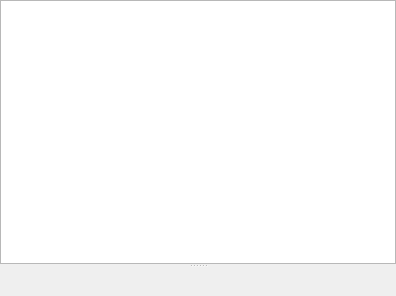
Above: src/ui/commandedit.ui from hluk/CopyQ before the change. Below: the same form after it.
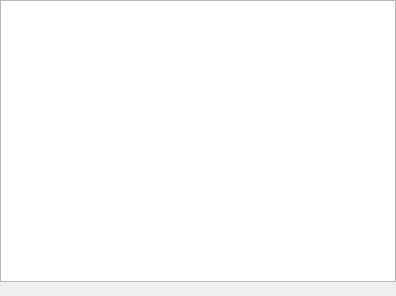
That is the form after the change. Custom widgets are drawn as their Qt base class.

Commit message:
Show command help dialog instead of help widget
Help dialog and command editor are larger. Help button is smaller.

Diff of the .ui file:
```diff
--- a/src/ui/commandedit.ui
+++ b/src/ui/commandedit.ui
@@ -17,6 +17,9 @@
    </sizepolicy>
   </property>
   <layout class="QVBoxLayout" name="verticalLayout">
+   <property name="spacing">
+    <number>0</number>
+   </property>
    <property name="leftMargin">
     <number>0</number>
    </property>
@@ -30,17 +33,17 @@
     <number>0</number>
    </property>
    <item>
-    <widget class="QSplitter" name="splitter">
-     <property name="orientation">
-      <enum>Qt::Vertical</enum>
-     </property>
      <widget class="QPlainTextEdit" name="plainTextEditCommand">
       <property name="tabChangesFocus">
        <bool>true</bool>
       </property>
      </widget>
-     <widget class="QWidget" name="horizontalLayoutWidget">
-      <layout class="QVBoxLayout" name="verticalLayout2">
+   </item>
+   <item>
+    <layout class="QHBoxLayout" name="horizontalLayout">
+     <item>
+      <widget class="CommandHelpButton" name="helpButton" native="true"/>
+     </item>
        <item>
         <widget class="QLabel" name="labelErrors">
          <property name="sizePolicy">
@@ -54,12 +57,7 @@
          </property>
         </widget>
        </item>
-       <item>
-        <widget class="CommandHelpButton" name="helpButton" native="true"/>
-       </item>
-      </layout>
-     </widget>
-    </widget>
+    </layout>
    </item>
   </layout>
  </widget>
```
Lines whose indentation alone changed are shown as unchanged. The commit also changes 3 other files.
